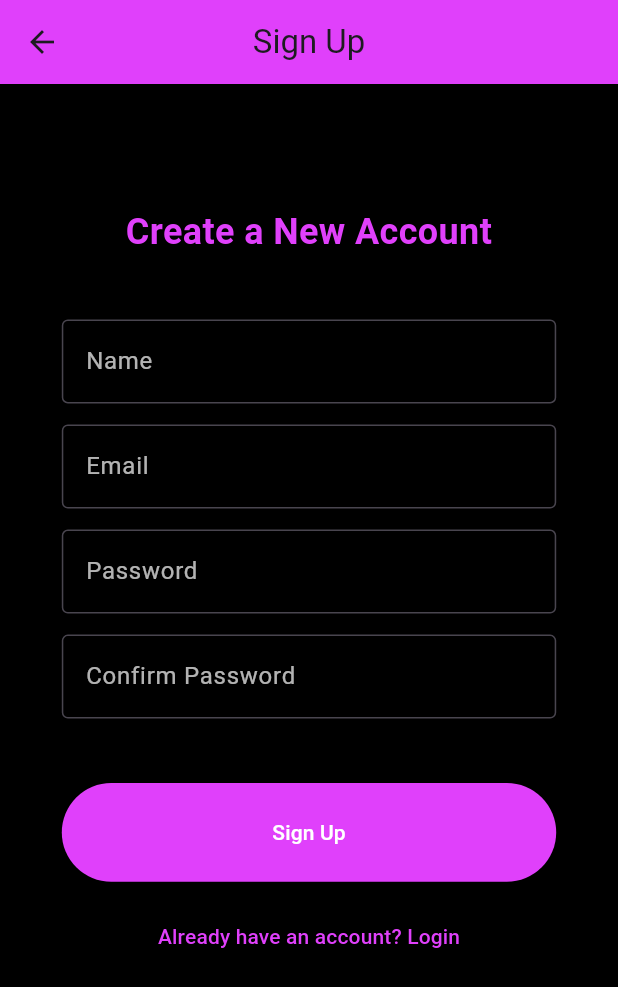
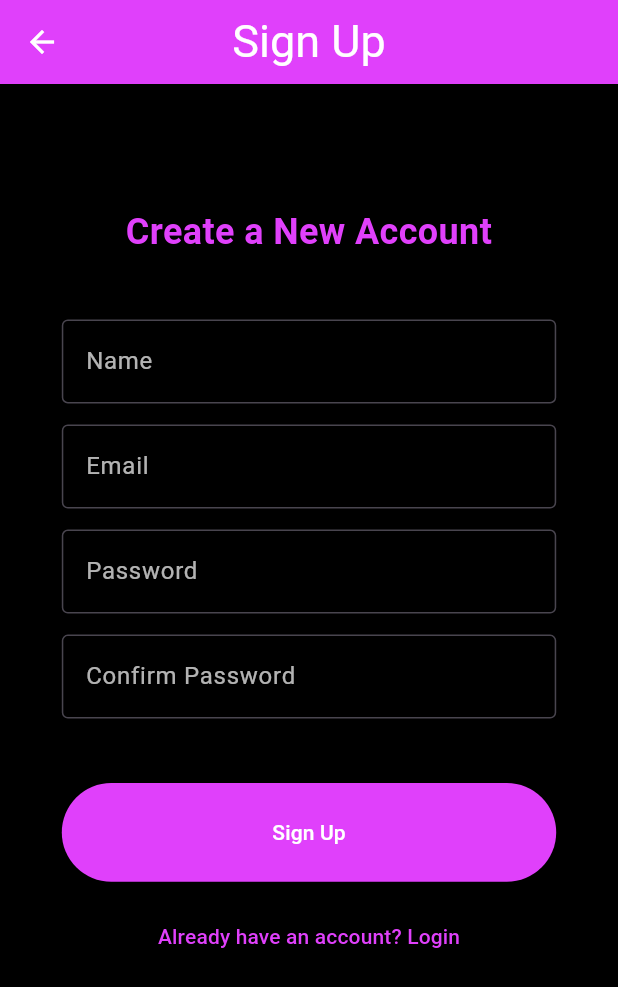
Before and after one commit to KrzysKond/jimbro-mobile, a Flutter app: the SignupScreen screen opened by its route, on a phone screen of 412 x 824 dp. Shown: the top 987 px of the screen. Run offline on Flutter 3.47's test engine with Material 3 defaults, Android fonts, the phone set to English and light mode, and no system bars; our stand-ins replace easy_date_timeline, flutter_secure_storage, image_picker; accounts and stored records are empty; network calls fail.

Commit message:
fixed appbar styling and addede event after signing up

```diff
--- a/lib/auth_screens/login_screen.dart
+++ b/lib/auth_screens/login_screen.dart
@@ -22,13 +22,14 @@ class _LoginScreenState extends State<LoginScreen> {
 
     return Scaffold(
       appBar: AppBar(
-        title: const Text("Login"),
+        iconTheme: const IconThemeData(color: Colors.white),
+        title: const Text("Login", style: TextStyle(color: Colors.white, fontSize: 30)),
         backgroundColor: Colors.purpleAccent,
         centerTitle: true,
       ),
       body: SafeArea(
         child: SingleChildScrollView(
-          child: Container(
+          child: SizedBox(
             height: MediaQuery.of(context).size.height-200,
             width: MediaQuery.of(context).size.width,
             child: Padding(
--- a/lib/auth_screens/signup_screen.dart
+++ b/lib/auth_screens/signup_screen.dart
@@ -2,7 +2,6 @@ import 'package:flutter/material.dart';
 import 'package:jimbro_mobile/service/auth_service.dart';
 
 class SignupScreen extends StatefulWidget {
-
   const SignupScreen({super.key});
 
   @override
@@ -11,14 +10,12 @@ class SignupScreen extends StatefulWidget {
 
 class _SignupScreenState extends State<SignupScreen> {
   final TextEditingController _nameController = TextEditingController();
-
   final TextEditingController _emailController = TextEditingController();
-
   final TextEditingController _passwordController = TextEditingController();
-
   final TextEditingController _confirmPasswordController = TextEditingController();
 
   String? _errorText;
+
   @override
   Widget build(BuildContext context) {
     final size = MediaQuery.of(context).size;
@@ -28,7 +25,8 @@ class _SignupScreenState extends State<SignupScreen> {
 
     return Scaffold(
       appBar: AppBar(
-        title: const Text("Sign Up"),
+        iconTheme: const IconThemeData(color: Colors.white),
+        title: const Text("Sign Up", style: TextStyle(color: Colors.white, fontSize: 30)),
         backgroundColor: Colors.purpleAccent,
         centerTitle: true,
       ),
@@ -36,8 +34,8 @@ class _SignupScreenState extends State<SignupScreen> {
         child: LayoutBuilder(
           builder: (context, constraints) {
             return SingleChildScrollView(
-              child: Container(
-                height: MediaQuery.of(context).size.height-150,
+              child: SizedBox(
+                height: MediaQuery.of(context).size.height - 150,
                 width: MediaQuery.of(context).size.width,
                 child: Padding(
                   padding: EdgeInsets.all(padding),
@@ -57,72 +55,14 @@ class _SignupScreenState extends State<SignupScreen> {
                         ),
                         SizedBox(height: padding),
 
-                        SizedBox(
-                          height: textFieldHeight,
-                          child: TextField(
-                            controller: _nameController,
-                            decoration: const InputDecoration(
-                              labelText: 'Name',
-                              labelStyle: TextStyle(color: Colors.white70),
-                              border: OutlineInputBorder(),
-                              filled: true,
-                              fillColor: Colors.black54,
-                            ),
-                            style: const TextStyle(color: Colors.white),
-                            keyboardType: TextInputType.name,
-                          ),
-                        ),
-                        SizedBox(height: padding*0.3),
+                        _buildTextField(_nameController, 'Name', TextInputType.name),
+                        SizedBox(height: padding * 0.3),
+                        _buildTextField(_emailController, 'Email', TextInputType.emailAddress),
+                        SizedBox(height: padding * 0.3),
+                        _buildTextField(_passwordController, 'Password', TextInputType.visiblePassword, obscureText: true),
+                        SizedBox(height: padding * 0.3),
+                        _buildTextField(_confirmPasswordController, 'Confirm Password', TextInputType.visiblePassword, obscureText: true),
 
-                        SizedBox(
-                          height: textFieldHeight,
-                          child: TextField(
-                            controller: _emailController,
-                            decoration: const InputDecoration(
-                              labelText: 'Email',
-                              labelStyle: TextStyle(color: Colors.white70),
-                              border: OutlineInputBorder(),
-                              filled: true,
-                              fillColor: Colors.black54,
-                            ),
-                            style: const TextStyle(color: Colors.white),
-                            keyboardType: TextInputType.emailAddress,
-                          ),
-                        ),
-                        SizedBox(height: padding*0.3),
-
-                        SizedBox(
-                          height: textFieldHeight,
-                          child: TextField(
-                            controller: _passwordController,
-                            decoration: const InputDecoration(
-                              labelText: 'Password',
-                              labelStyle: TextStyle(color: Colors.white70),
-                              border: OutlineInputBorder(),
-                              filled: true,
-                              fillColor: Colors.black54,
-                            ),
-                            style: const TextStyle(color: Colors.white),
-                            obscureText: true,
-                          ),
-                        ),
-                        SizedBox(height: padding*0.3),
-
-                        SizedBox(
-                          height: textFieldHeight,
-                          child: TextField(
-                            controller: _confirmPasswordController,
-                            decoration: const InputDecoration(
-                              labelText: 'Confirm Password',
-                              labelStyle: TextStyle(color: Colors.white70),
-                              border: OutlineInputBorder(),
-                              filled: true,
-                              fillColor: Colors.black54,
-                            ),
-                            style: const TextStyle(color: Colors.white),
-                            obscureText: true,
-                          ),
-                        ),
                         if (_errorText != null)
                           Text(
                             _errorText!,
@@ -136,22 +76,24 @@ class _SignupScreenState extends State<SignupScreen> {
                           child: ElevatedButton(
                             onPressed: () async {
                               try {
-                                if(await AuthService().signUp(
+                                if (await AuthService().signUp(
                                   _nameController.text,
                                   _emailController.text,
                                   _passwordController.text,
-                                ) == true){
+                                ) == true) {
+                                  ScaffoldMessenger.of(context).showSnackBar(
+                                    const SnackBar(content: Text('Successfully created the account!')),
+                                  );
                                   Navigator.pushReplacementNamed(context, '/login');
-                                }else{
+                                } else {
                                   setState(() {
-                                  _errorText = 'Signup failed';
+                                    _errorText = 'Signup failed';
                                   });
                                 }
-                              }
-                              catch(e){
+                              } catch (e) {
                                 print(e);
                               }
-                           },
+                            },
                             style: ElevatedButton.styleFrom(
                               backgroundColor: Colors.purpleAccent,
                             ),
@@ -161,7 +103,7 @@ class _SignupScreenState extends State<SignupScreen> {
                             ),
                           ),
                         ),
-                        SizedBox(height: padding*0.3),
+                        SizedBox(height: padding * 0.3),
 
                         TextButton(
                           onPressed: () {
@@ -183,4 +125,23 @@ class _SignupScreenState extends State<SignupScreen> {
       ),
     );
   }
+
+  Widget _buildTextField(TextEditingController controller, String label, TextInputType keyboardType, {bool obscureText = false}) {
+    return SizedBox(
+      height: MediaQuery.of(context).size.height * 0.07,
+      child: TextField(
+        controller: controller,
+        decoration: InputDecoration(
+          labelText: label,
+          labelStyle: const TextStyle(color: Colors.white70),
+          border: const OutlineInputBorder(),
+          filled: true,
+          fillColor: Colors.black54,
+        ),
+        style: const TextStyle(color: Colors.white),
+        keyboardType: keyboardType,
+        obscureText: obscureText,
+      ),
+    );
+  }
 }
--- a/lib/screens/add_workout.dart
+++ b/lib/screens/add_workout.dart
@@ -86,10 +86,15 @@ class _AddWorkoutFormState extends State<AddWorkoutForm> {
                       children: [
                         ElevatedButton.icon(
                           onPressed: _pickImageFromCamera,
-                          icon: const Icon(Icons.camera_alt),
-                          label: const Text("Take a Selfie!"),
+                          icon: Icon(Icons.camera_alt, color: Colors.grey[300]),
+                          label: Text(
+                            "Take a Selfie!",
+                            style: TextStyle(color: Colors.grey[300]),
+                          ),
                           style: ElevatedButton.styleFrom(
                             backgroundColor: Colors.purpleAccent,
+                            minimumSize: const Size(200, 60),
+                            padding: const EdgeInsets.symmetric(horizontal: 20, vertical: 15),
                           ),
                         ),
                       ],
--- a/lib/screens/group_screen.dart
+++ b/lib/screens/group_screen.dart
@@ -42,6 +42,7 @@ class _GroupScreenState extends State<GroupScreen> {
   Widget build(BuildContext context) {
     return Scaffold(
       appBar: AppBar(
+        iconTheme: const IconThemeData(color: Colors.white),
         title: const Text(
           "Groups",
           style: TextStyle(
--- a/lib/screens/home_screen.dart
+++ b/lib/screens/home_screen.dart
@@ -43,6 +43,7 @@ class _MyHomePageState extends State<MyHomePage> {
   Widget build(BuildContext context) {
     return Scaffold(
       appBar: AppBar(
+        iconTheme: const IconThemeData(color: Colors.white),
         leading: IconButton(
           icon: const Icon(Icons.group, size: 40, color: Colors.white),
           onPressed: () {
@@ -161,7 +162,7 @@ class _MyHomePageState extends State<MyHomePage> {
                           style: const TextStyle(
                             color: Colors.black87,
                             fontWeight: FontWeight.w600,
-                            fontSize: 30,
+                            fontSize: 26,
                             letterSpacing: 0.5,
                           ),
                         ),
--- a/lib/screens/search_group_screen.dart
+++ b/lib/screens/search_group_screen.dart
@@ -64,6 +64,7 @@ class _SearchGroupScreenState extends State<SearchGroupScreen> {
   Widget build(BuildContext context) {
     return Scaffold(
       appBar: AppBar(
+        iconTheme: const IconThemeData(color: Colors.white),
         title: const Text(
           'Search Groups',
           style: TextStyle(color: Colors.white, fontSize: 30),
@@ -77,10 +78,10 @@ class _SearchGroupScreenState extends State<SearchGroupScreen> {
           children: [
             TextField(
               onChanged: _filterGroups,
-              decoration: InputDecoration(
+              decoration: const InputDecoration(
                 labelText: 'Search Groups',
                 border: OutlineInputBorder(),
-                prefixIcon: const Icon(Icons.search),
+                prefixIcon: Icon(Icons.search),
               ),
             ),
             const SizedBox(height: 20),
```
